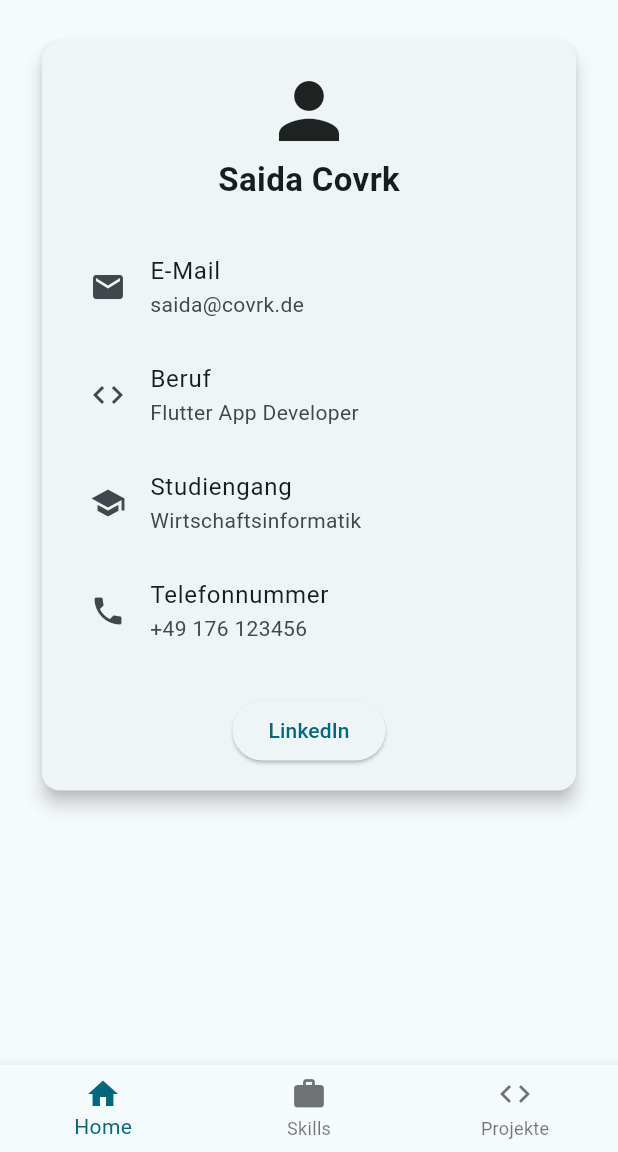
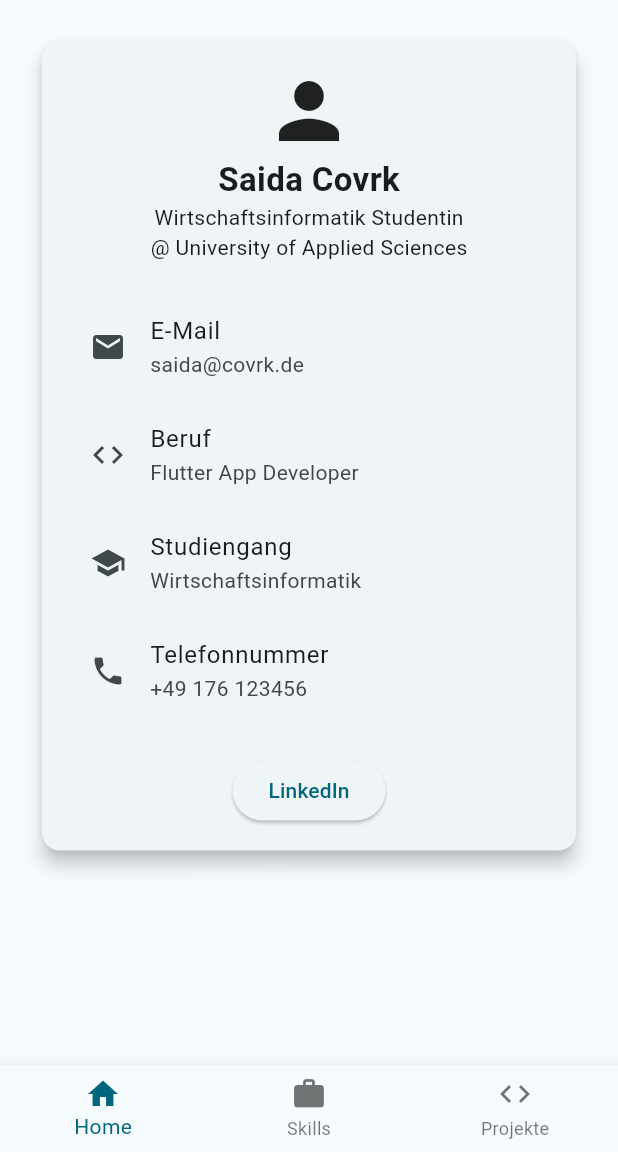
Before and after one commit to a-Bit-Of-Saida/Flutter_Einsteiger_Projekt, a Flutter app: the screen it shows after launch, on a phone screen of 412 x 824 dp, the part 84-1236 px from its top. Run offline on Flutter 3.47's test engine with Material 3 defaults, Android fonts, the phone set to English and light mode, and no system bars.

Commit message:
02 Flutter Grundlagen: Update Screens
Screens wurden geupdated, neues UI implementiert.

```diff
--- a/02 Flutter Grundlagen/visitenkarten_app/lib/main.dart
+++ b/02 Flutter Grundlagen/visitenkarten_app/lib/main.dart
@@ -28,7 +28,6 @@ Padding
 Card
 
  */
-
 import 'package:flutter/material.dart';
 import 'package:url_launcher/url_launcher.dart';
 
@@ -45,7 +44,7 @@ class MyApp extends StatelessWidget {
       title: 'Visitenkarten App',
       theme: ThemeData(
         colorScheme: ColorScheme.fromSeed(
-          seedColor: const Color.fromARGB(255, 60, 167, 197),
+          seedColor: Color.fromARGB(255, 60, 167, 197),
         ),
       ),
       home: const MyHomePage(title: 'Visitenkarten App'),
@@ -87,6 +86,8 @@ class _MyHomePageState extends State<MyHomePage> {
                     'Saida Covrk',
                     style: TextStyle(fontSize: 22, fontWeight: FontWeight.bold),
                   ),
+                  const Text('Wirtschaftsinformatik Studentin'),
+                  const Text('@ University of Applied Sciences'),
                   const SizedBox(height: 20),
                   const ListTile(
                     leading: Icon(Icons.email),
@@ -123,30 +124,117 @@ class _MyHomePageState extends State<MyHomePage> {
   }
 
   Widget buildSkillsPage() {
-    return const Padding(
-      padding: EdgeInsets.all(24),
+    return Padding(
+      padding: const EdgeInsets.all(24),
       child: Column(
+        crossAxisAlignment: CrossAxisAlignment.start,
         children: [
-          Text('Programmiersprachen'),
           Card(
-            child: ListTile(leading: Icon(Icons.code), title: Text('Flutter')),
+            elevation: 5,
+            child: Padding(
+              padding: const EdgeInsets.all(16),
+              child: Column(
+                crossAxisAlignment: CrossAxisAlignment.start,
+                children: const [
+                  Row(
+                    children: [
+                      Icon(Icons.code, size: 40),
+                      SizedBox(width: 10),
+                      Text(
+                        'Programmiersprachen',
+                        style: TextStyle(
+                          fontSize: 22,
+                          fontWeight: FontWeight.bold,
+                        ),
+                      ),
+                    ],
+                  ),
+                  SizedBox(height: 16),
+                  Wrap(
+                    spacing: 10,
+                    runSpacing: 10,
+                    children: [
+                      Card(
+                        child: Padding(
+                          padding: EdgeInsets.all(12),
+                          child: Text('Dart'),
+                        ),
                       ),
                       Card(
-            child: ListTile(leading: Icon(Icons.storage), title: Text('Dart')),
+                        child: Padding(
+                          padding: EdgeInsets.all(12),
+                          child: Text('Java'),
+                        ),
                       ),
                       Card(
-            child: ListTile(
-              leading: Icon(Icons.design_services),
-              title: Text('UI Design'),
+                        child: Padding(
+                          padding: EdgeInsets.all(12),
+                          child: Text('SQL'),
                         ),
                       ),
-          Text('Tools & Frameworks'),
+                    ],
+                  ),
+                ],
+              ),
+            ),
+          ),
+
+          const SizedBox(height: 16),
+
           Card(
-            child: ListTile(leading: Icon(Icons.code), title: Text('Flutter')),
+            elevation: 5,
+            child: Padding(
+              padding: const EdgeInsets.all(16),
+              child: Column(
+                crossAxisAlignment: CrossAxisAlignment.start,
+                children: const [
+                  Row(
+                    children: [
+                      Icon(Icons.build, size: 40),
+                      SizedBox(width: 10),
+                      Text(
+                        'Backend & Infrastruktur',
+                        style: TextStyle(
+                          fontSize: 22,
+                          fontWeight: FontWeight.bold,
                         ),
-          Text('Microsoft Software'),
+                      ),
+                    ],
+                  ),
+                  SizedBox(height: 16),
+                  Wrap(
+                    spacing: 10,
+                    runSpacing: 10,
+                    children: [
                       Card(
-            child: ListTile(leading: Icon(Icons.code), title: Text('Flutter')),
+                        child: Padding(
+                          padding: EdgeInsets.all(12),
+                          child: Text('Spring Boot'),
+                        ),
+                      ),
+                      Card(
+                        child: Padding(
+                          padding: EdgeInsets.all(12),
+                          child: Text('RabbitMQ'),
+                        ),
+                      ),
+                      Card(
+                        child: Padding(
+                          padding: EdgeInsets.all(12),
+                          child: Text('Tableau / Power BI'),
+                        ),
+                      ),
+                      Card(
+                        child: Padding(
+                          padding: EdgeInsets.all(12),
+                          child: Text('ArchiMate'),
+                        ),
+                      ),
+                    ],
+                  ),
+                ],
+              ),
+            ),
           ),
         ],
       ),
@@ -154,24 +242,19 @@ class _MyHomePageState extends State<MyHomePage> {
   }
 
   Widget buildProjectPage() {
-    return Padding(
+    return const Padding(
       padding: EdgeInsets.all(24),
       child: Column(
         children: [
           Card(
             child: Column(
               children: [
-                ListTile(leading: Icon(Icons.code), title: Text('BSRN')),
-                TextButton(onPressed: () {}, child: Text('GitHub Repo')),
-              ],
+                ListTile(
+                  leading: Icon(Icons.code),
+                  title: Text('BSRN'),
+                  subtitle: Text('UDP Peer-to-Peer Chat'),
                 ),
-          ),
-
-          Card(
-            child: Column(
-              children: [
-                ListTile(leading: Icon(Icons.storage), title: Text('Web')),
-                TextButton(onPressed: () {}, child: Text('GitHub Repo')),
+                TextButton(onPressed: null, child: Text('GitHub Repo')),
               ],
             ),
           ),
@@ -179,10 +262,23 @@ class _MyHomePageState extends State<MyHomePage> {
             child: Column(
               children: [
                 ListTile(
-                  leading: Icon(Icons.design_services),
-                  title: Text('AI'),
+                  leading: Icon(Icons.web),
+                  title: Text('Web Projekt'),
+                  subtitle: Text('React / Spring Boot Projekt'),
                 ),
-                TextButton(onPressed: () {}, child: Text('GitHub Repo')),
+                TextButton(onPressed: null, child: Text('GitHub Repo')),
+              ],
+            ),
+          ),
+          Card(
+            child: Column(
+              children: [
+                ListTile(
+                  leading: Icon(Icons.smart_toy),
+                  title: Text('AI Projekt'),
+                  subtitle: Text('Kleines KI-Projekt'),
+                ),
+                TextButton(onPressed: null, child: Text('GitHub Repo')),
               ],
             ),
           ),
```
Lines whose indentation alone changed are shown as unchanged.
